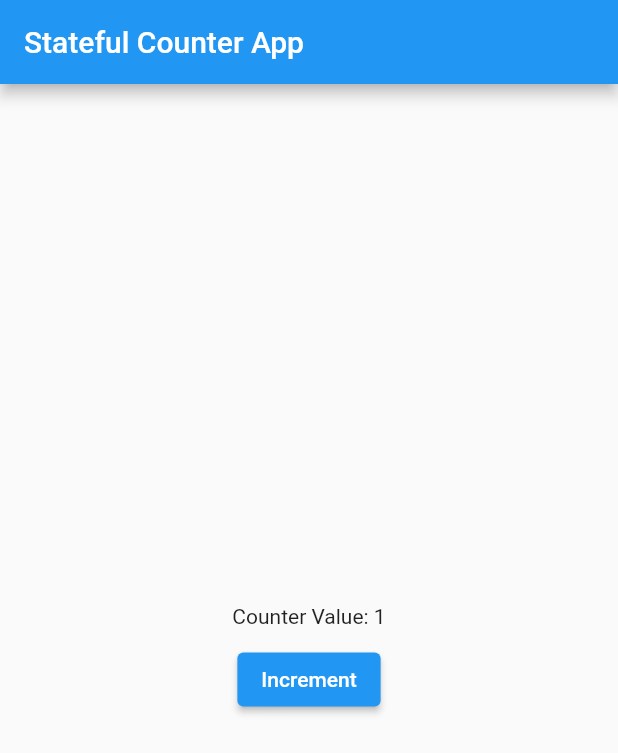
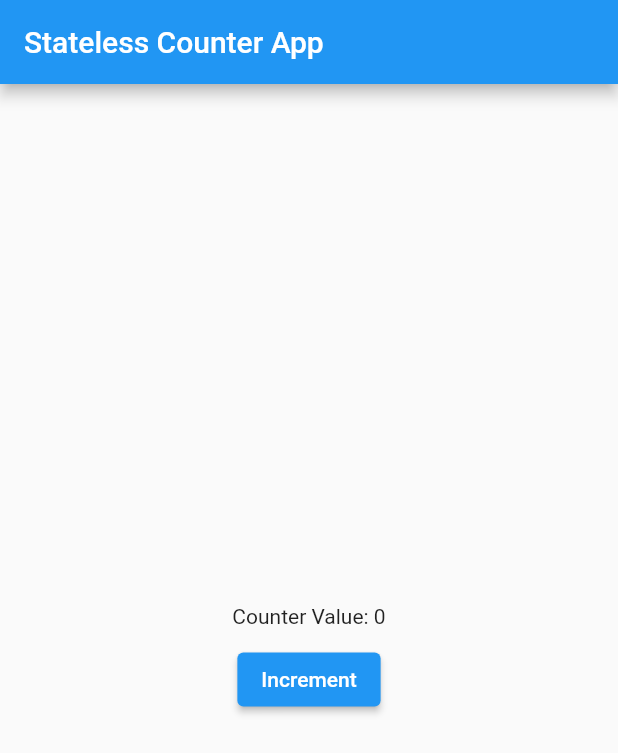
Before and after one commit to angelica1412/state_management_codelab, a Flutter app: the screen it shows after launch, after a tap on "Increment", on a phone screen of 412 x 824 dp. Shown: the top 753 px of the screen. Run offline on Flutter 3.47's test engine with Material 2 defaults, Android fonts, the phone set to English and light mode, and no system bars.

Commit message:
second commit

```diff
--- a/lib/main.dart
+++ b/lib/main.dart
@@ -1,9 +1,11 @@
 import 'package:flutter/material.dart';
 
 void main() {
-  // runApp(MyStatelessApp());
-  runApp(MyStatefulWidgetApp());
+  runApp(MyStatelessApp());
+  // runApp(MyStatefulWidgetApp());
 }
+
+ int counter = 0;
 
 class MyStatelessApp extends StatelessWidget {
   @override
@@ -28,6 +30,8 @@ class CounterWidget extends StatelessWidget {
           SizedBox(height: 10),
           ElevatedButton(
             onPressed: () {
+              counter++;
+              print(counter);
               // TODO: Increment counter
             },
             child: Text('Increment'),
@@ -44,11 +48,11 @@ class MyStatefulWidgetApp extends StatefulWidget {
 }
 
 class _MyStatefulWidgetAppState extends State<MyStatefulWidgetApp> {
-  int counter = 0;
 
   void incrementCounter() {
     setState(() {
       counter++;
+      print(counter);
     });
   }
 
```
Also changed, not shown: 2 other files.
